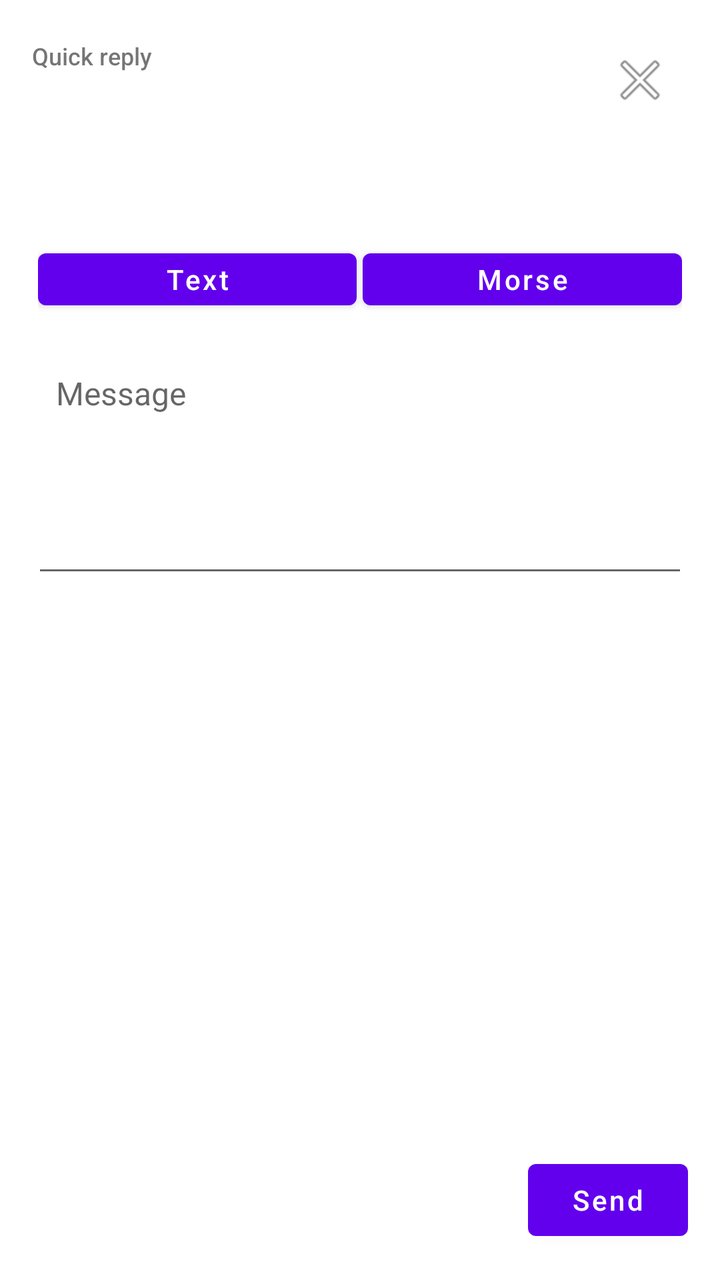
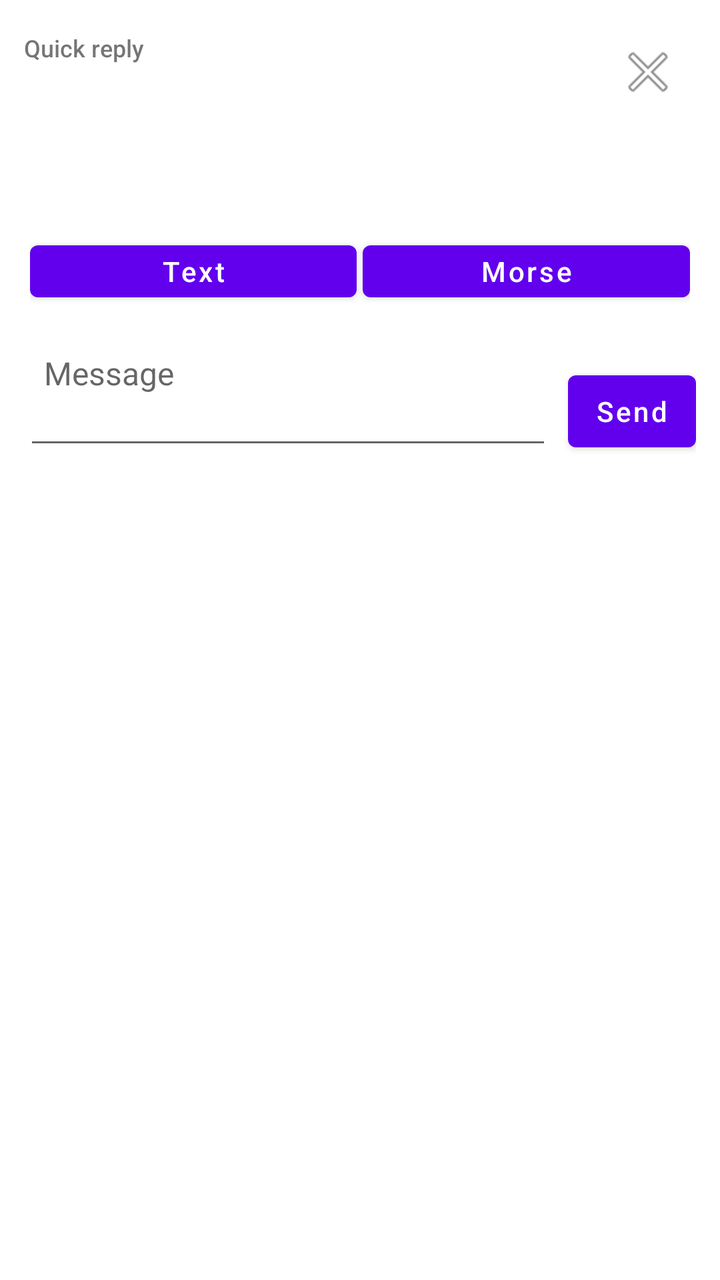

Screens rendered from an Android XML layout before and after an edit, with the pre-edit source and the edit as a unified diff.
<!-- AndroidManifest.xml: fallback theme Theme.MaterialComponents.DayNight.NoActionBar -->
<!-- res/layout/morse_reply_activity.xml -->
<LinearLayout xmlns:android="http://schemas.android.com/apk/res/android"
  android:id="@+id/quick_reply_panel"
  android:layout_width="match_parent"
  android:layout_height="match_parent"
  android:orientation="vertical"
  android:padding="16dp"
  android:saveEnabled="false">

  <LinearLayout
    android:layout_width="match_parent"
    android:layout_height="wrap_content"
    android:minHeight="48dp"
    android:gravity="center_vertical"
    android:orientation="horizontal">
    <LinearLayout
      android:layout_width="0dp"
      android:layout_height="wrap_content"
      android:layout_weight="1"
      android:orientation="vertical">
      <TextView
        android:id="@+id/quick_reply_heading"
        android:layout_width="match_parent"
        android:layout_height="wrap_content"
        android:fontFamily="sans-serif-medium"
        android:text="Quick reply"
        android:textSize="12sp" />
      <TextView
        android:id="@+id/quick_reply_title"
        android:layout_width="match_parent"
        android:layout_height="wrap_content"
        android:ellipsize="end"
        android:fontFamily="sans-serif-medium"
        android:maxLines="1"
        android:textSize="18sp" />
    </LinearLayout>
    <ImageButton
      android:id="@+id/quick_reply_close"
      android:layout_width="48dp"
      android:layout_height="48dp"
      android:background="@android:color/transparent"
      android:contentDescription="Close reply and keep draft"
      android:padding="13dp"
      android:src="@android:drawable/ic_menu_close_clear_cancel" />
  </LinearLayout>

  <TextView
    android:id="@+id/quick_reply_incoming"
    android:layout_width="match_parent"
    android:layout_height="wrap_content"
    android:layout_marginTop="4dp"
    android:layout_marginBottom="12dp"
    android:ellipsize="end"
    android:fontFamily="monospace"
    android:maxLines="2"
    android:padding="10dp"
    android:textSize="13sp" />

  <LinearLayout
    android:id="@+id/quick_reply_modes"
    android:layout_width="match_parent"
    android:layout_height="44dp"
    android:orientation="horizontal"
    android:padding="3dp">
    <Button
      android:id="@+id/quick_reply_mode_text"
      android:layout_width="0dp"
      android:layout_height="match_parent"
      android:layout_weight="1"
      android:fontFamily="sans-serif-medium"
      android:minHeight="0dp"
      android:minWidth="0dp"
      android:padding="0dp"
      android:text="Text"
      android:textAllCaps="false"
      android:textSize="14sp" />
    <Button
      android:id="@+id/quick_reply_mode_morse"
      android:layout_width="0dp"
      android:layout_height="match_parent"
      android:layout_marginStart="3dp"
      android:layout_weight="1"
      android:fontFamily="sans-serif-medium"
      android:minHeight="0dp"
      android:minWidth="0dp"
      android:padding="0dp"
      android:text="Morse"
      android:textAllCaps="false"
      android:textSize="14sp" />
  </LinearLayout>

  <ScrollView
    android:id="@+id/quick_reply_scroll"
    android:layout_width="match_parent"
    android:layout_height="0dp"
    android:layout_marginTop="12dp"
    android:layout_weight="1"
    android:clipToPadding="false"
    android:fillViewport="true"
    android:scrollbars="vertical">
    <FrameLayout
      android:layout_width="match_parent"
      android:layout_height="wrap_content">
      <EditText
        android:id="@+id/quick_reply_text"
        android:layout_width="match_parent"
        android:layout_height="wrap_content"
        android:autofillHints=""
        android:fontFamily="sans-serif"
        android:gravity="top|start"
        android:hint="Message"
        android:imeOptions="flagNoExtractUi|actionNone"
        android:importantForAutofill="no"
        android:inputType="textCapSentences|textMultiLine"
        android:maxLength="1000"
        android:minHeight="120dp"
        android:minLines="3"
        android:padding="12dp"
        android:saveEnabled="false"
        android:scrollHorizontally="false"
        android:textSize="16sp" />
      <EditText
        android:id="@+id/quick_reply_morse"
        android:layout_width="match_parent"
        android:layout_height="wrap_content"
        android:contentDescription="Morse reply draft. Use the dit and dah buttons below."
        android:fontFamily="monospace"
        android:gravity="top|start"
        android:hint="Tap dit or dah"
        android:importantForAutofill="no"
        android:inputType="textMultiLine"
        android:minHeight="120dp"
        android:minLines="3"
        android:padding="12dp"
        android:saveEnabled="false"
        android:scrollHorizontally="false"
        android:textIsSelectable="true"
        android:textSize="20sp"
        android:visibility="gone" />
    </FrameLayout>
  </ScrollView>

  <LinearLayout
    android:layout_width="match_parent"
    android:layout_height="wrap_content"
    android:layout_marginTop="8dp"
    android:gravity="center_vertical"
    android:orientation="horizontal">
    <TextView
      android:id="@+id/quick_reply_status"
      android:layout_width="0dp"
      android:layout_height="wrap_content"
      android:layout_weight="1"
      android:accessibilityLiveRegion="polite"
      android:fontFamily="sans-serif"
      android:maxLines="2"
      android:textSize="12sp" />
    <TextView
      android:id="@+id/quick_reply_count"
      android:layout_width="wrap_content"
      android:layout_height="wrap_content"
      android:layout_marginStart="8dp"
      android:fontFamily="sans-serif"
      android:textSize="12sp" />
  </LinearLayout>

  <LinearLayout
    android:id="@+id/quick_reply_paddles"
    android:layout_width="match_parent"
    android:layout_height="88dp"
    android:layout_marginTop="8dp"
    android:gravity="center_vertical"
    android:orientation="horizontal"
    android:visibility="gone">
    <Button
      android:id="@+id/quick_reply_dit"
      android:layout_width="76dp"
      android:layout_height="76dp"
      android:contentDescription="Dit"
      android:fontFamily="sans-serif-medium"
      android:minHeight="0dp"
      android:minWidth="0dp"
      android:padding="0dp"
      android:text="&#x00B7;"
      android:textSize="36sp" />
    <Button
      android:id="@+id/quick_reply_space"
      android:layout_width="0dp"
      android:layout_height="52dp"
      android:layout_marginStart="12dp"
      android:layout_marginEnd="12dp"
      android:layout_weight="1"
      android:contentDescription="Word space"
      android:fontFamily="sans-serif-medium"
      android:minHeight="0dp"
      android:minWidth="0dp"
      android:padding="0dp"
      android:text="Space"
      android:textAllCaps="false"
      android:textSize="14sp" />
    <Button
      android:id="@+id/quick_reply_dah"
      android:layout_width="76dp"
      android:layout_height="76dp"
      android:contentDescription="Dah"
      android:fontFamily="sans-serif-medium"
      android:minHeight="0dp"
      android:minWidth="0dp"
      android:padding="0dp"
      android:text="-"
      android:textSize="32sp" />
  </LinearLayout>

  <LinearLayout
    android:layout_width="match_parent"
    android:layout_height="48dp"
    android:layout_marginTop="10dp"
    android:gravity="center_vertical"
    android:orientation="horizontal">
    <TextView
      android:id="@+id/quick_reply_hint"
      android:layout_width="0dp"
      android:layout_height="wrap_content"
      android:layout_marginEnd="8dp"
      android:layout_weight="1"
      android:fontFamily="sans-serif"
      android:maxLines="2"
      android:textSize="12sp" />
    <Button
      android:id="@+id/quick_reply_backspace"
      android:layout_width="52dp"
      android:layout_height="48dp"
      android:layout_marginEnd="8dp"
      android:contentDescription="Backspace. Hold to keep deleting."
      android:fontFamily="sans-serif"
      android:minHeight="0dp"
      android:minWidth="0dp"
      android:padding="0dp"
      android:text="&#x232B;"
      android:textSize="24sp"
      android:visibility="gone" />
    <Button
      android:id="@+id/quick_reply_send"
      android:layout_width="80dp"
      android:layout_height="48dp"
      android:fontFamily="sans-serif-medium"
      android:minHeight="0dp"
      android:minWidth="0dp"
      android:padding="0dp"
      android:text="Send"
      android:textAllCaps="false"
      android:textSize="14sp" />
  </LinearLayout>
</LinearLayout>
<!-- resources referenced by this layout -->
<resources>

</resources>

<!-- the commit's change to res/layout/morse_reply_activity.xml (unified diff, before → after) -->
@@ -1,9 +1,9 @@
 <LinearLayout xmlns:android="http://schemas.android.com/apk/res/android"
   android:id="@+id/quick_reply_panel"
   android:layout_width="match_parent"
-  android:layout_height="match_parent"
+  android:layout_height="wrap_content"
   android:orientation="vertical"
-  android:padding="16dp"
+  android:padding="12dp"
   android:saveEnabled="false">
 
   <LinearLayout
@@ -88,15 +88,21 @@
       android:textSize="14sp" />
   </LinearLayout>
 
-  <ScrollView
-    android:id="@+id/quick_reply_scroll"
-    android:layout_width="match_parent"
-    android:layout_height="0dp"
-    android:layout_marginTop="12dp"
-    android:layout_weight="1"
-    android:clipToPadding="false"
-    android:fillViewport="true"
-    android:scrollbars="vertical">
+  <LinearLayout
+    android:id="@+id/quick_reply_composer"
+    android:layout_width="match_parent"
+    android:layout_height="wrap_content"
+    android:layout_marginTop="8dp"
+    android:gravity="bottom"
+    android:orientation="horizontal">
+    <ScrollView
+      android:id="@+id/quick_reply_scroll"
+      android:layout_width="0dp"
+      android:layout_height="64dp"
+      android:layout_weight="1"
+      android:clipToPadding="false"
+      android:fillViewport="false"
+      android:scrollbars="vertical">
     <FrameLayout
       android:layout_width="match_parent"
       android:layout_height="wrap_content">
@@ -112,9 +118,9 @@
         android:importantForAutofill="no"
         android:inputType="textCapSentences|textMultiLine"
         android:maxLength="1000"
-        android:minHeight="120dp"
-        android:minLines="3"
-        android:padding="12dp"
+        android:minHeight="64dp"
+        android:minLines="2"
+        android:padding="10dp"
         android:saveEnabled="false"
         android:scrollHorizontally="false"
         android:textSize="16sp" />
@@ -128,7 +134,7 @@
         android:hint="Tap dit or dah"
         android:importantForAutofill="no"
         android:inputType="textMultiLine"
-        android:minHeight="120dp"
+        android:minHeight="104dp"
         android:minLines="3"
         android:padding="12dp"
         android:saveEnabled="false"
@@ -137,13 +143,26 @@
         android:textSize="20sp"
         android:visibility="gone" />
     </FrameLayout>
-  </ScrollView>
-
-  <LinearLayout
-    android:layout_width="match_parent"
-    android:layout_height="wrap_content"
-    android:layout_marginTop="8dp"
-    android:gravity="center_vertical"
+    </ScrollView>
+    <Button
+      android:id="@+id/quick_reply_send"
+      android:layout_width="64dp"
+      android:layout_height="48dp"
+      android:layout_marginStart="8dp"
+      android:fontFamily="sans-serif-medium"
+      android:minHeight="0dp"
+      android:minWidth="0dp"
+      android:padding="0dp"
+      android:text="Send"
+      android:textAllCaps="false"
+      android:textSize="14sp" />
+  </LinearLayout>
+
+  <LinearLayout
+    android:layout_width="match_parent"
+    android:layout_height="wrap_content"
+    android:layout_marginTop="4dp"
+    android:gravity="center_vertical|end"
     android:orientation="horizontal">
     <TextView
       android:id="@+id/quick_reply_status"
@@ -211,6 +230,7 @@
   </LinearLayout>
 
   <LinearLayout
+    android:id="@+id/quick_reply_footer"
     android:layout_width="match_parent"
     android:layout_height="48dp"
     android:layout_marginTop="10dp"
@@ -238,16 +258,5 @@
       android:text="&#x232B;"
       android:textSize="24sp"
       android:visibility="gone" />
-    <Button
-      android:id="@+id/quick_reply_send"
-      android:layout_width="80dp"
-      android:layout_height="48dp"
-      android:fontFamily="sans-serif-medium"
-      android:minHeight="0dp"
-      android:minWidth="0dp"
-      android:padding="0dp"
-      android:text="Send"
-      android:textAllCaps="false"
-      android:textSize="14sp" />
   </LinearLayout>
 </LinearLayout>
